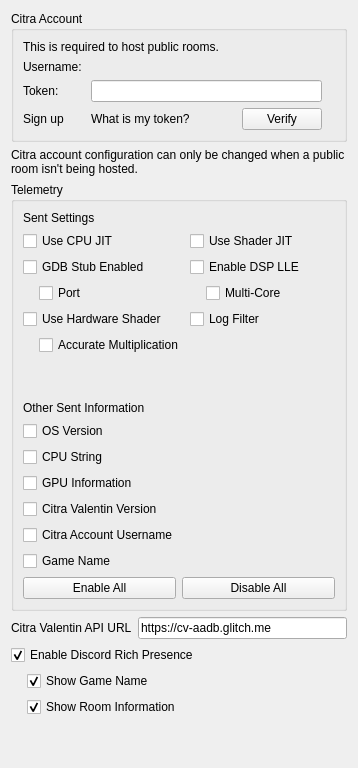
Old version of the form src/citra_qt/configuration/configure_web.ui in the repository tbsp/citra-valentin.
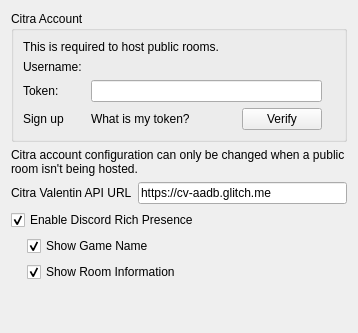
New version of the form.

Commit message: remove telemetry. it doesn't help.

```diff
--- a/src/citra_qt/configuration/configure_web.ui
+++ b/src/citra_qt/configuration/configure_web.ui
@@ -118,270 +118,6 @@
        </property>
       </widget>
      </item>
-     <item>
-      <widget class="QGroupBox" name="groupBox">
-       <property name="title">
-        <string>Telemetry</string>
-       </property>
-       <layout class="QVBoxLayout" name="verticalLayout_6">
-        <item>
-         <layout class="QVBoxLayout" name="verticalLayout_4">
-          <item>
-           <widget class="QWidget" name="telemetry_settings" native="true">
-            <layout class="QVBoxLayout" name="verticalLayout_8">
-             <property name="leftMargin">
-              <number>0</number>
-             </property>
-             <property name="topMargin">
-              <number>0</number>
-             </property>
-             <property name="rightMargin">
-              <number>0</number>
-             </property>
-             <property name="bottomMargin">
-              <number>0</number>
-             </property>
-             <item>
-              <widget class="QLabel" name="label_2">
-               <property name="text">
-                <string>Sent Settings</string>
-               </property>
-              </widget>
-             </item>
-             <item>
-              <layout class="QHBoxLayout" name="horizontalLayout_5">
-               <item>
-                <layout class="QVBoxLayout" name="verticalLayout_10">
-                 <item>
-                  <widget class="QCheckBox" name="telemetry_use_cpu_jit">
-                   <property name="text">
-                    <string>Use CPU JIT</string>
-                   </property>
-                  </widget>
-                 </item>
-                 <item>
-                  <widget class="QCheckBox" name="telemetry_gdb_stub_enabled">
-                   <property name="text">
-                    <string>GDB Stub Enabled</string>
-                   </property>
-                  </widget>
-                 </item>
-                 <item>
-                  <widget class="QWidget" name="widget_2" native="true">
-                   <layout class="QHBoxLayout" name="horizontalLayout_6">
-                    <property name="leftMargin">
-                     <number>16</number>
-                    </property>
-                    <property name="topMargin">
-                     <number>0</number>
-                    </property>
-                    <property name="rightMargin">
-                     <number>0</number>
-                    </property>
-                    <property name="bottomMargin">
-                     <number>0</number>
-                    </property>
-                    <item>
-                     <widget class="QCheckBox" name="telemetry_gdb_stub_port">
-                      <property name="text">
-                       <string>Port</string>
-                      </property>
-                     </widget>
-                    </item>
-                   </layout>
-                  </widget>
-                 </item>
-                 <item>
-                  <widget class="QCheckBox" name="telemetry_use_hardware_shader">
-                   <property name="text">
-                    <string>Use Hardware Shader</string>
-                   </property>
-                  </widget>
-                 </item>
-                 <item>
-                  <widget class="QWidget" name="widget" native="true">
-                   <layout class="QHBoxLayout" name="horizontalLayout_3">
-                    <property name="leftMargin">
-                     <number>16</number>
-                    </property>
-                    <property name="topMargin">
-                     <number>0</number>
-                    </property>
-                    <property name="rightMargin">
-                     <number>0</number>
-                    </property>
-                    <property name="bottomMargin">
-                     <number>0</number>
-                    </property>
-                    <item>
-                     <widget class="QCheckBox" name="telemetry_use_hardware_shader_accurate_multiplication">
-                      <property name="text">
-                       <string>Accurate Multiplication</string>
-                      </property>
-                     </widget>
-                    </item>
-                   </layout>
-                  </widget>
-                 </item>
-                 <item>
-                  <spacer name="verticalSpacer_3">
-                   <property name="orientation">
-                    <enum>Qt::Vertical</enum>
-                   </property>
-                   <property name="sizeHint" stdset="0">
-                    <size>
-                     <width>20</width>
-                     <height>40</height>
-                    </size>
-                   </property>
-                  </spacer>
-                 </item>
-                </layout>
-               </item>
-               <item>
-                <layout class="QVBoxLayout" name="verticalLayout_12">
-                 <item>
-                  <widget class="QCheckBox" name="telemetry_use_shader_jit">
-                   <property name="text">
-                    <string>Use Shader JIT</string>
-                   </property>
-                  </widget>
-                 </item>
-                 <item>
-                  <widget class="QCheckBox" name="telemetry_use_dsp_lle">
-                   <property name="text">
-                    <string>Enable DSP LLE</string>
-                   </property>
-                  </widget>
-                 </item>
-                 <item>
-                  <widget class="QWidget" name="horizontalWidget" native="true">
-                   <layout class="QHBoxLayout" name="horizontalLayout_4">
-                    <property name="leftMargin">
-                     <number>16</number>
-                    </property>
-                    <property name="topMargin">
-                     <number>0</number>
-                    </property>
-                    <property name="rightMargin">
-                     <number>0</number>
-                    </property>
-                    <property name="bottomMargin">
-                     <number>0</number>
-                    </property>
-                    <item>
-                     <widget class="QCheckBox" name="telemetry_use_dsp_lle_multi_core">
-                      <property name="text">
-                       <string>Multi-Core</string>
-                      </property>
-                     </widget>
-                    </item>
-                   </layout>
-                  </widget>
-                 </item>
-                 <item>
-                  <widget class="QCheckBox" name="telemetry_log_filter">
-                   <property name="text">
-                    <string>Log Filter</string>
-                   </property>
-                  </widget>
-                 </item>
-                 <item>
-                  <spacer name="verticalSpacer_2">
-                   <property name="orientation">
-                    <enum>Qt::Vertical</enum>
-                   </property>
-                   <property name="sizeHint" stdset="0">
-                    <size>
-                     <width>20</width>
-                     <height>40</height>
-                    </size>
-                   </property>
-                  </spacer>
-                 </item>
-                </layout>
-               </item>
-              </layout>
-             </item>
-            </layout>
-           </widget>
-          </item>
-          <item>
-           <layout class="QVBoxLayout" name="verticalLayout_9">
-            <item>
-             <widget class="QLabel" name="label_3">
-              <property name="text">
-               <string>Other Sent Information</string>
-              </property>
-             </widget>
-            </item>
-            <item>
-             <widget class="QCheckBox" name="telemetry_os_version">
-              <property name="text">
-               <string>OS Version</string>
-              </property>
-             </widget>
-            </item>
-            <item>
-             <widget class="QCheckBox" name="telemetry_cpu_string">
-              <property name="text">
-               <string>CPU String</string>
-              </property>
-             </widget>
-            </item>
-            <item>
-             <widget class="QCheckBox" name="telemetry_gpu_information">
-              <property name="text">
-               <string>GPU Information</string>
-              </property>
-             </widget>
-            </item>
-            <item>
-             <widget class="QCheckBox" name="telemetry_citra_valentin_version">
-              <property name="text">
-               <string>Citra Valentin Version</string>
-              </property>
-             </widget>
-            </item>
-            <item>
-             <widget class="QCheckBox" name="telemetry_citra_account_username">
-              <property name="text">
-               <string>Citra Account Username</string>
-              </property>
-             </widget>
-            </item>
-            <item>
-             <widget class="QCheckBox" name="telemetry_game_name">
-              <property name="text">
-               <string>Game Name</string>
-              </property>
-             </widget>
-            </item>
-           </layout>
-          </item>
-         </layout>
-        </item>
-        <item>
-         <layout class="QHBoxLayout" name="horizontalLayout">
-          <item>
-           <widget class="QPushButton" name="telemetry_enable_all">
-            <property name="text">
-             <string>Enable All</string>
-            </property>
-           </widget>
-          </item>
-          <item>
-           <widget class="QPushButton" name="telemetry_disable_all">
-            <property name="text">
-             <string>Disable All</string>
-            </property>
-           </widget>
-          </item>
-         </layout>
-        </item>
-       </layout>
-      </widget>
-     </item>
     </layout>
    </item>
    <item>
```
The commit also changes 6 other files.
